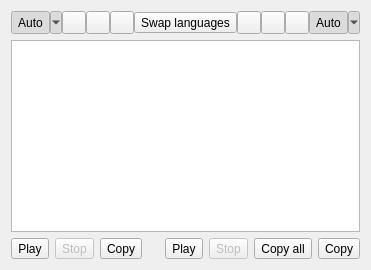
Above: src/popupwindow.ui from crow-translate/crow-translate before the change. Below: the same form after it.
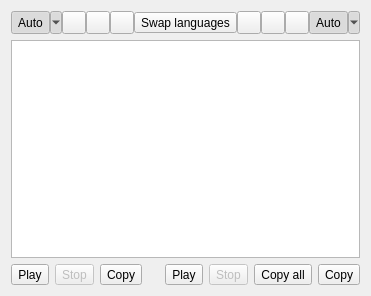
That is the form after the change. Icons and pictures are not drawn.

Commit message: Fix languages in popup

The edit to the form file:
```diff
--- a/src/popupwindow.ui
+++ b/src/popupwindow.ui
@@ -2,6 +2,14 @@
 <ui version="4.0">
  <class>PopupWindow</class>
  <widget class="QWidget" name="PopupWindow">
+  <property name="geometry">
+   <rect>
+    <x>0</x>
+    <y>0</y>
+    <width>334</width>
+    <height>296</height>
+   </rect>
+  </property>
   <property name="windowTitle">
    <string notr="true">Crow Translate</string>
   </property>
```
Left out of the diff: 24 changed lines with no effect on the pictures. The commit also changes 2 other files.
